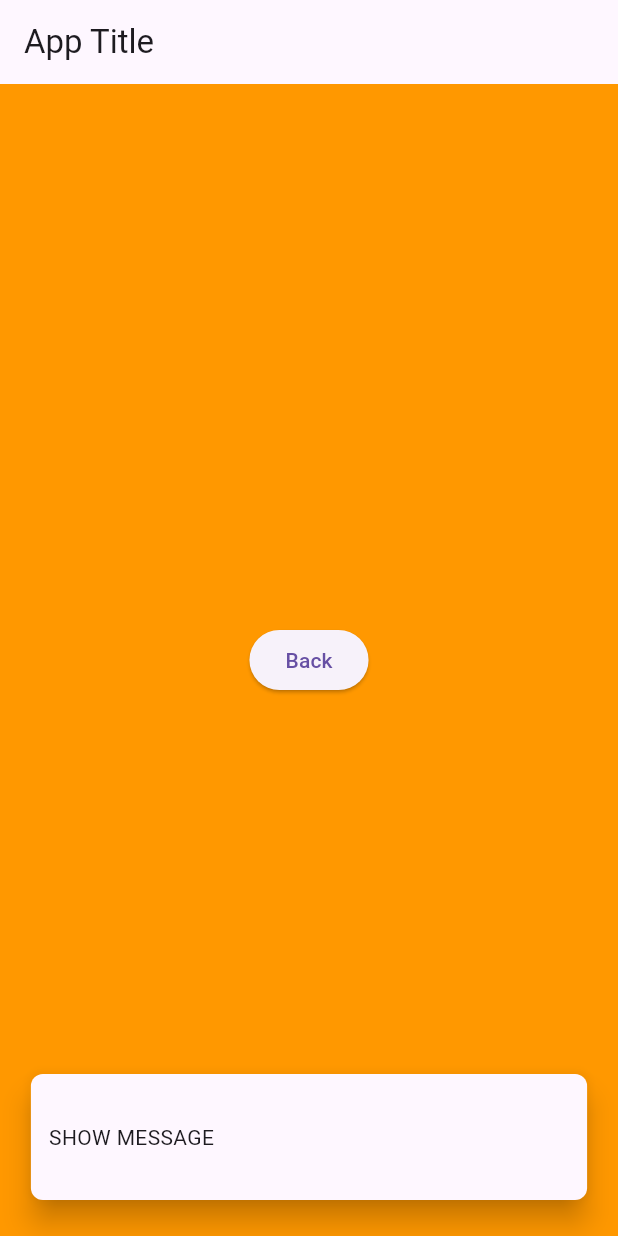
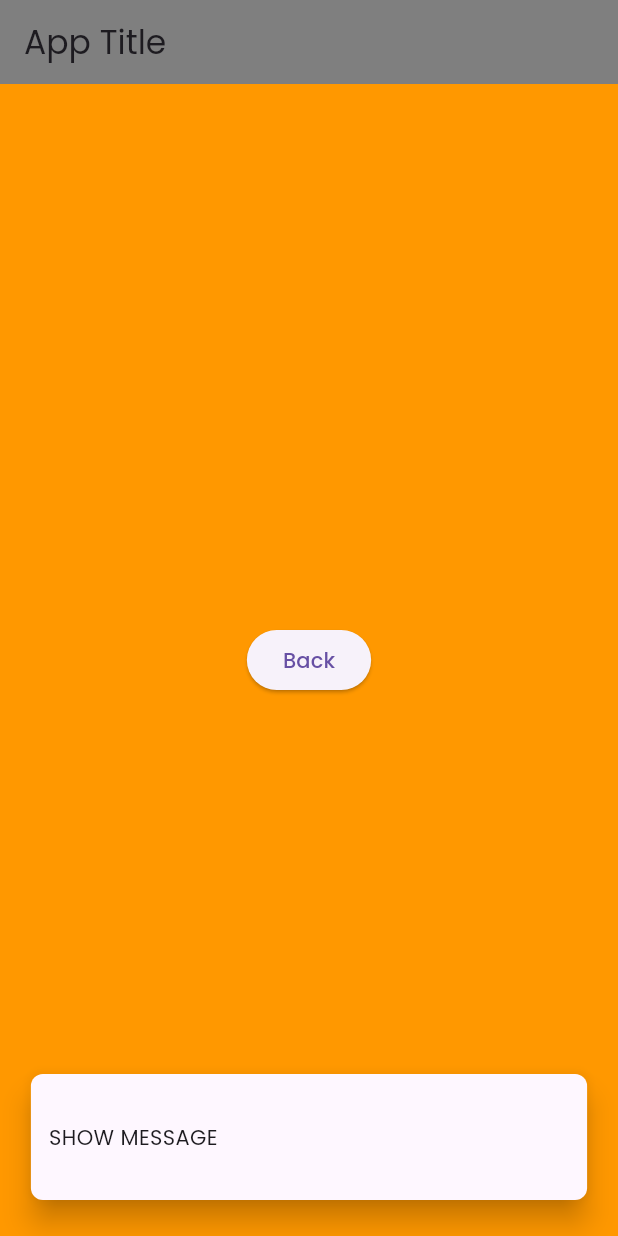
Before and after one commit to marufkhan09/base_proj_new, a Flutter app: the screen it shows after launch, after a tap on "GO", on a phone screen of 412 x 824 dp. Run offline on Flutter 3.47's test engine with Material 3 defaults, Android fonts, the phone set to English and light mode, and no system bars; our stand-ins replace dio, go_router, google_fonts, internet_connection_checker.

Commit message:
theme added

```diff
--- a/lib/main.dart
+++ b/lib/main.dart
@@ -2,6 +2,8 @@ import 'package:flutter/material.dart';
 import 'package:flutter_base_project/router/router.dart';
 import 'package:flutter_base_project/services/connectivity_checker.dart';
 import 'package:flutter_base_project/utils/keys.dart';
+import 'package:flutter_base_project/utils/theme.dart';
+import 'package:provider/provider.dart';
 
 void main() {
   runApp(MyApp());
@@ -16,21 +18,11 @@ class MyApp extends StatelessWidget {
   Widget build(BuildContext context) {
     return MaterialApp.router(
       scaffoldMessengerKey: GlobalVariableKeys.scaffoldMessengerState,
-      title: 'Cupertino App with GoRouter',
-      routerConfig: goRouter,
-      theme: ThemeData.light().copyWith(
-        // Light mode theme configurations
-        primaryColor: Colors.blue,
-        hintColor: Colors.orangeAccent,
-        // Other light mode properties
-      ),
-      darkTheme: ThemeData.dark().copyWith(
-        // Dark mode theme configurations
-        primaryColor: Colors.teal,
-        hintColor: Colors.amberAccent,
-        // Other dark mode properties
-      ),
+      title: 'Theme Demo',
+      theme: lightTheme,
+      darkTheme: darkTheme,
       themeMode: ThemeMode.system,
+      routerConfig: goRouter, // Use system settings for light/dark mode
     );
   }
 }
--- /dev/null
+++ b/lib/utils/theme.dart
@@ -0,0 +1,73 @@
+import 'package:flutter/material.dart';
+import 'package:google_fonts/google_fonts.dart';
+
+final lightTheme = _buildLightTheme();
+final darkTheme = _buildDarkTheme();
+
+ThemeData _buildLightTheme() {
+  var baseTheme = ThemeData();
+  return baseTheme.copyWith(
+    primaryColor: Colors.amber,
+    hintColor: Colors.blue,
+    scaffoldBackgroundColor: Colors.white,
+    textTheme: GoogleFonts.poppinsTextTheme(baseTheme.textTheme).copyWith(
+      // Customize individual text styles here as needed
+      displayLarge: GoogleFonts.poppins(
+        fontSize: 30.0,
+        fontWeight: FontWeight.bold,
+        color: Colors.black,
+      ),
+      displayMedium: GoogleFonts.poppins(
+        fontSize: 25.0,
+        fontWeight: FontWeight.w600,
+        color: Colors.black87,
+      ),
+      displaySmall: GoogleFonts.poppins(
+        fontSize: 20.0,
+        fontWeight: FontWeight.w600,
+        color: Colors.black87,
+      ),
+      // Add other customizations to text styles
+    ),
+    appBarTheme: AppBarTheme(
+      color: Colors.black
+          .withOpacity(0.5), // Semi-transparent black color for AppBar
+      elevation: 0,
+    ),
+    // Other light mode properties
+  );
+}
+
+ThemeData _buildDarkTheme() {
+  var baseTheme = ThemeData.dark();
+  return baseTheme.copyWith(
+    primaryColor: Colors.blueAccent, // Customize as needed
+    hintColor: Colors.greenAccent, // Customize as needed
+    scaffoldBackgroundColor: Colors.black,
+    textTheme: GoogleFonts.poppinsTextTheme(baseTheme.textTheme).copyWith(
+      // Customize individual text styles here as needed
+      displayLarge: GoogleFonts.poppins(
+        fontSize: 30.0,
+        fontWeight: FontWeight.bold,
+        color: Colors.white,
+      ),
+      displayMedium: GoogleFonts.poppins(
+        fontSize: 25.0,
+        fontWeight: FontWeight.w600,
+        color: Colors.white70,
+      ),
+      displaySmall: GoogleFonts.poppins(
+        fontSize: 20.0,
+        fontWeight: FontWeight.w600,
+        color: Colors.white70,
+      ),
+      // Add other customizations to text styles
+    ),
+    appBarTheme: AppBarTheme(
+      color: Colors.black
+          .withOpacity(0.5), // Semi-transparent black color for AppBar
+      elevation: 0,
+    ),
+    // Other dark mode properties
+  );
+}
--- a/lib/widgets/custom_snackbar.dart
+++ b/lib/widgets/custom_snackbar.dart
@@ -1,12 +1,10 @@
-import 'dart:ui';
-
 import '../constants/common_libs.dart';
 
 void showAnimatedSnackBar({
   required BuildContext context,
   required String message,
 }) {
-  final OverlayState overlay = Overlay.of(context)!;
+  final OverlayState overlay = Overlay.of(context);
   final _controller = AnimationController(
     vsync: overlay,
     duration: const Duration(milliseconds: 500),
--- a/pubspec.yaml
+++ b/pubspec.yaml
@@ -40,6 +40,9 @@ dependencies:
   get_it: ^7.6.4
   internet_connection_checker: ^1.0.0+1
   desktop_window: ^0.4.0
+  dio: ^5.4.0
+  google_fonts: ^6.1.0
+  provider: ^6.1.1
 
 dev_dependencies:
   flutter_test:
```
Also changed, not shown: lib/services/api/base_api_service.dart (added, +82 -0 lines), lib/services/api/interceptor.dart (added, +77 -0 lines), pubspec.lock, 3 other files.
